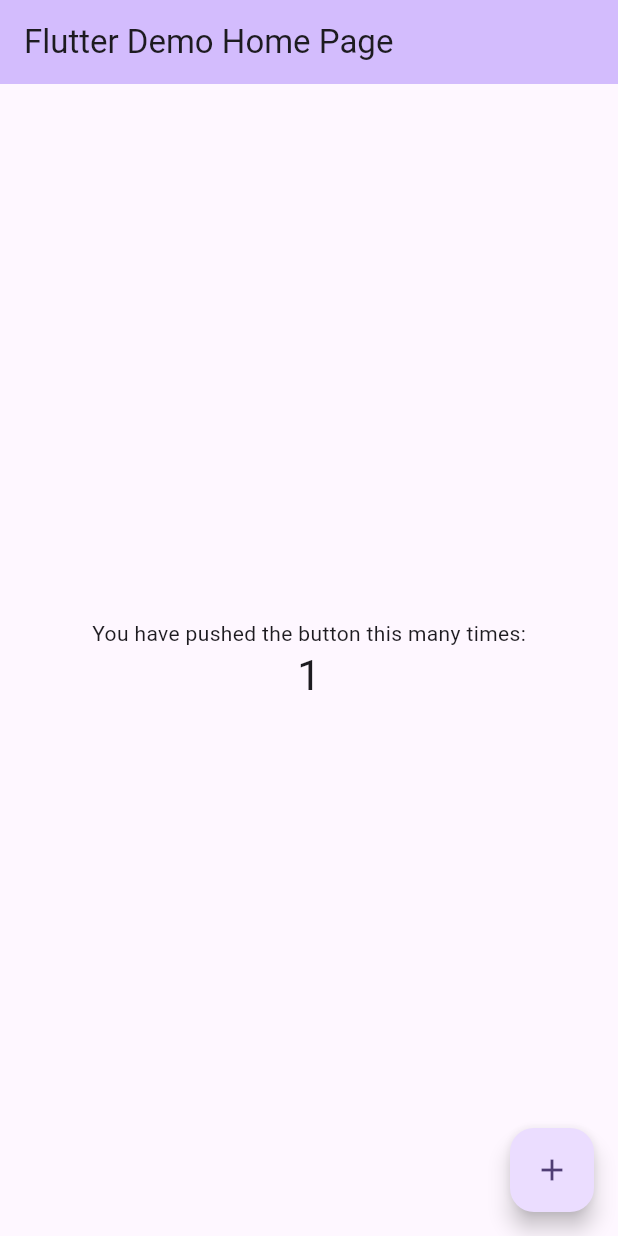
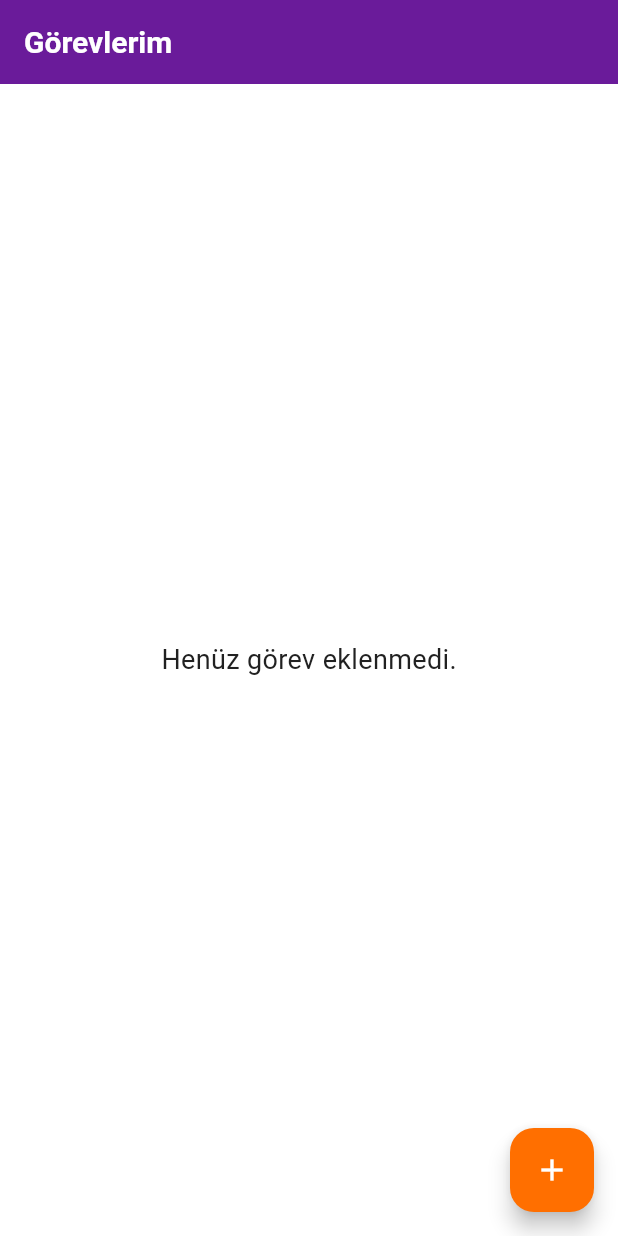
Before and after one commit to Nyopia/todo_app, a Flutter app: the screen it shows after launch, after a tap on the "add" icon, on a phone screen of 412 x 824 dp. Run offline on Flutter 3.47's test engine with Material 3 defaults, Android fonts, the phone set to English and light mode, and no system bars; our stand-ins replace hive, hive_flutter; accounts and stored records are empty; statements that could not run were skipped.

Commit message:
feat: Implement data models and Hive setup
Add Task, Tag, and WorkSession models. Generate Hive TypeAdapters and register them in main

```diff
--- /dev/null
+++ b/lib/core/theme/app_theme.dart
@@ -0,0 +1,86 @@
+// ignore_for_file: deprecated_member_use
+
+import 'package:flutter/material.dart';
+
+// 1. Renk Paletimizi Tanımlayalım
+// Bu sınıfı, uygulama genelinde kullanacağımız renkleri
+// tek bir yerden yönetmek için oluşturuyoruz.
+class AppColors {
+  // Ana Renkler
+  static const Color primary = Color(0xFF6A1B9A); // Mor tonu
+  static const Color primaryVariant = Color(0xFF4A148C); // Koyu Mor
+  static const Color secondary = Color(0xFFFF6F00); // Turuncu tonu
+
+  // Arka Plan Renkleri
+  static const Color background = Color(0xFFF5F5F5); // Açık gri
+  static const Color onBackground = Color(
+    0xFF212121,
+  ); // Koyu gri (yazılar için)
+
+  // Yüzey Renkleri (Kartlar, diyaloglar vb.)
+  static const Color surface = Color(0xFFFFFFFF);
+  static const Color onSurface = Color(0xFF212121);
+
+  // Hata Rengi
+  static const Color error = Color(0xFFB00020);
+
+  // Private constructor so that no one can instantiate this class.
+  AppColors._();
+}
+
+// 2. Tema Verimizi Oluşturalım
+// Bu ThemeData nesnesi, uygulamamızın genel görünümünü belirleyecek.
+final ThemeData lightTheme = ThemeData(
+  brightness: Brightness.light,
+
+  // Renk Şeması
+  colorScheme: const ColorScheme.light(
+    primary: AppColors.primary,
+    primaryContainer: AppColors
+        .primaryVariant, // Flutter 3'te primaryVariant yerine kullanılır
+    secondary: AppColors.secondary,
+    background: AppColors.background,
+    surface: AppColors.surface,
+    error: AppColors.error,
+    onPrimary: Colors.white,
+    onSecondary: Colors.black,
+    onBackground: AppColors.onBackground,
+    onSurface: AppColors.onSurface,
+    onError: Colors.white,
+  ),
+
+  // Font Ailesi (İsteğe bağlı, Google Fonts ekleyebiliriz)
+  // fontFamily: 'Montserrat',
+
+  // Metin Temaları
+  textTheme: const TextTheme(
+    displayLarge: TextStyle(
+      fontSize: 24,
+      fontWeight: FontWeight.bold,
+      color: AppColors.onBackground,
+    ),
+    bodyLarge: TextStyle(fontSize: 16, color: AppColors.onBackground),
+    labelLarge: TextStyle(
+      fontSize: 16,
+      fontWeight: FontWeight.bold,
+      color: Colors.white,
+    ), // Buton metinleri
+  ),
+
+  // AppBar Teması
+  appBarTheme: const AppBarTheme(
+    backgroundColor: AppColors.primary,
+    elevation: 0,
+    iconTheme: IconThemeData(color: Colors.white),
+    titleTextStyle: TextStyle(
+      fontSize: 20,
+      fontWeight: FontWeight.w600,
+      color: Colors.white,
+    ),
+  ),
+
+  // FloatingActionButton Teması
+  floatingActionButtonTheme: const FloatingActionButtonThemeData(
+    backgroundColor: AppColors.secondary,
+  ),
+);
--- a/lib/main.dart
+++ b/lib/main.dart
@@ -1,122 +1,58 @@
 import 'package:flutter/material.dart';
+import 'package:hive_flutter/hive_flutter.dart';
+import 'package:todo_app/core/theme/app_theme.dart';
+import 'package:todo_app/core/models/tag_model.dart';
+import 'package:todo_app/core/models/task_model.dart';
+import 'package:todo_app/core/models/work_session_model.dart';
 
-void main() {
-  runApp(const MyApp());
+Future<void> main() async {
+  WidgetsFlutterBinding.ensureInitialized(); // Widgetları çizmeye hazır olduğundan emin ol.
+  await Hive.initFlutter(); // Hive'ı flutter için başlat.
+
+  // Adapter'ları Hive'a tanıt
+  Hive.registerAdapter(TaskModelAdapter());
+  Hive.registerAdapter(TagModelAdapter());
+  Hive.registerAdapter(WorkSessionModelAdapter());
+
+  runApp(const MyApp()); // uygulama başlatılıyor.
 }
 
 class MyApp extends StatelessWidget {
   const MyApp({super.key});
 
-  // This widget is the root of your application.
   @override
   Widget build(BuildContext context) {
     return MaterialApp(
-      title: 'Flutter Demo',
-      theme: ThemeData(
-        // This is the theme of your application.
-        //
-        // TRY THIS: Try running your application with "flutter run". You'll see
-        // the application has a purple toolbar. Then, without quitting the app,
-        // try changing the seedColor in the colorScheme below to Colors.green
-        // and then invoke "hot reload" (save your changes or press the "hot
-        // reload" button in a Flutter-supported IDE, or press "r" if you used
-        // the command line to start the app).
-        //
-        // Notice that the counter didn't reset back to zero; the application
-        // state is not lost during the reload. To reset the state, use hot
-        // restart instead.
-        //
-        // This works for code too, not just values: Most code changes can be
-        // tested with just a hot reload.
-        colorScheme: ColorScheme.fromSeed(seedColor: Colors.deepPurple),
-      ),
-      home: const MyHomePage(title: 'Flutter Demo Home Page'),
+      debugShowCheckedModeBanner: false,
+      title: 'To-Do App',
+      theme: lightTheme,
+      home: const HomePage(),
     );
   }
 }
 
-class MyHomePage extends StatefulWidget {
-  const MyHomePage({super.key, required this.title});
-
-  // This widget is the home page of your application. It is stateful, meaning
-  // that it has a State object (defined below) that contains fields that affect
-  // how it looks.
-
-  // This class is the configuration for the state. It holds the values (in this
-  // case the title) provided by the parent (in this case the App widget) and
-  // used by the build method of the State. Fields in a Widget subclass are
-  // always marked "final".
-
-  final String title;
-
-  @override
-  State<MyHomePage> createState() => _MyHomePageState();
-}
-
-class _MyHomePageState extends State<MyHomePage> {
-  int _counter = 0;
-
-  void _incrementCounter() {
-    setState(() {
-      // This call to setState tells the Flutter framework that something has
-      // changed in this State, which causes it to rerun the build method below
-      // so that the display can reflect the updated values. If we changed
-      // _counter without calling setState(), then the build method would not be
-      // called again, and so nothing would appear to happen.
-      _counter++;
-    });
-  }
+class HomePage extends StatelessWidget {
+  const HomePage({super.key});
 
   @override
   Widget build(BuildContext context) {
-    // This method is rerun every time setState is called, for instance as done
-    // by the _incrementCounter method above.
-    //
-    // The Flutter framework has been optimized to make rerunning build methods
-    // fast, so that you can just rebuild anything that needs updating rather
-    // than having to individually change instances of widgets.
     return Scaffold(
-      appBar: AppBar(
-        // TRY THIS: Try changing the color here to a specific color (to
-        // Colors.amber, perhaps?) and trigger a hot reload to see the AppBar
-        // change color while the other colors stay the same.
-        backgroundColor: Theme.of(context).colorScheme.inversePrimary,
-        // Here we take the value from the MyHomePage object that was created by
-        // the App.build method, and use it to set our appbar title.
-        title: Text(widget.title),
-      ),
-      body: Center(
-        // Center is a layout widget. It takes a single child and positions it
-        // in the middle of the parent.
-        child: Column(
-          // Column is also a layout widget. It takes a list of children and
-          // arranges them vertically. By default, it sizes itself to fit its
-          // children horizontally, and tries to be as tall as its parent.
-          //
-          // Column has various properties to control how it sizes itself and
-          // how it positions its children. Here we use mainAxisAlignment to
-          // center the children vertically; the main axis here is the vertical
-          // axis because Columns are vertical (the cross axis would be
-          // horizontal).
-          //
-          // TRY THIS: Invoke "debug painting" (choose the "Toggle Debug Paint"
-          // action in the IDE, or press "p" in the console), to see the
-          // wireframe for each widget.
-          mainAxisAlignment: MainAxisAlignment.center,
-          children: <Widget>[
-            const Text('You have pushed the button this many times:'),
-            Text(
-              '$_counter',
-              style: Theme.of(context).textTheme.headlineMedium,
-            ),
-          ],
+      appBar: AppBar(title: const Text('Görevlerim')),
+      body: const Center(
+        child: Text(
+          'Henüz görev eklenmedi.',
+          // Renkleri artık doğrudan vermek yerine temadan çekiyoruz.
+          // Bu, profesyonel bir yaklaşımdır.
+          style: TextStyle(color: AppColors.onBackground, fontSize: 18),
         ),
       ),
       floatingActionButton: FloatingActionButton(
-        onPressed: _incrementCounter,
-        tooltip: 'Increment',
+        onPressed: () {
+          // TODO: Görev ekleme ekranına yönlendirme yapılacak.
+        },
+        // Temada tanımlandığı için ikon rengi otomatik olarak ayarlanacak.
         child: const Icon(Icons.add),
-      ), // This trailing comma makes auto-formatting nicer for build methods.
+      ),
     );
   }
 }
```
Also changed, not shown: lib/core/models/tag_model.dart (added, +17 -0 lines), lib/core/models/task_model.dart (added, +31 -0 lines), lib/core/models/work_session_model.dart (added, +30 -0 lines), lib/core/models/tag_model.g.dart (added), lib/core/models/task_model.g.dart (added), lib/core/models/work_session_model.g.dart (added).
